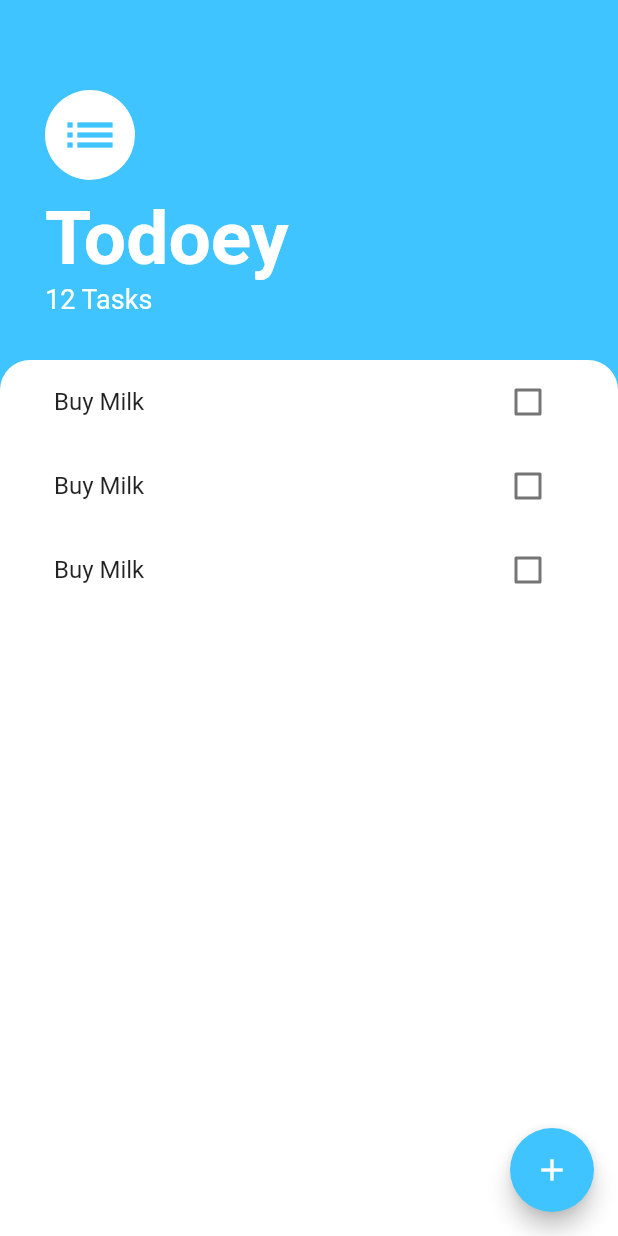
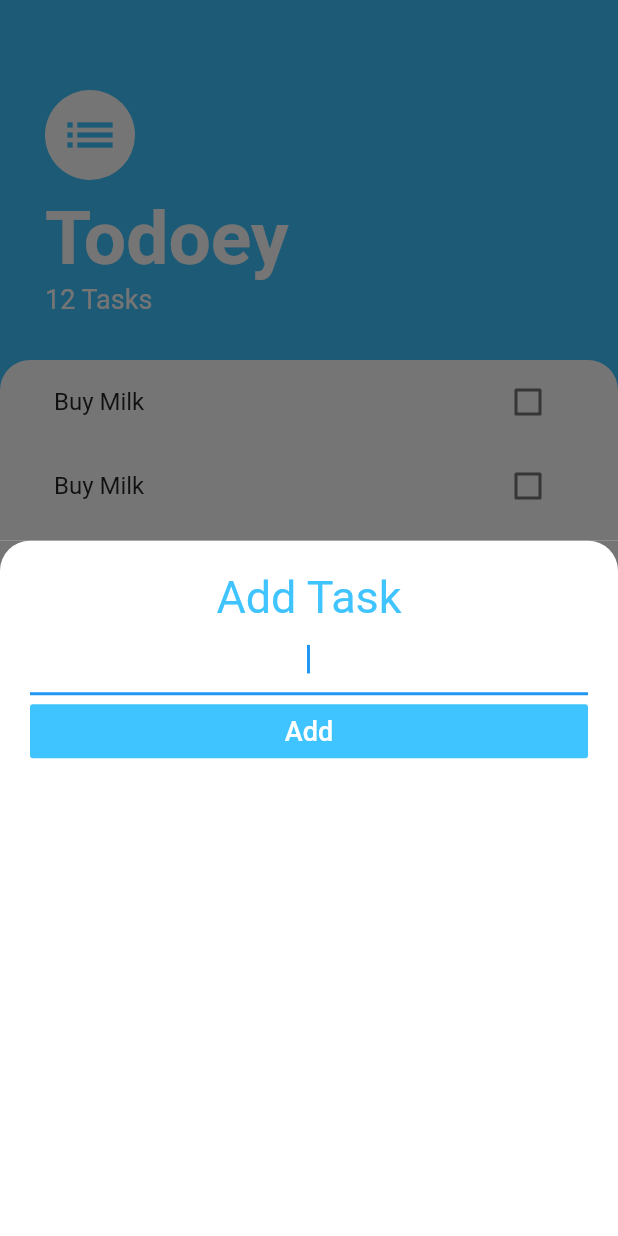
Before and after one commit to MtDeity/todoey_flutter, a Flutter app: the screen it shows after launch, after a tap on the "add" icon, on a phone screen of 412 x 824 dp. Run offline on Flutter 3.47's test engine with Material 2 defaults, Android fonts, the phone set to English and light mode, and no system bars.

```diff
--- /dev/null
+++ b/lib/screens/add_task_screen.dart
@@ -0,0 +1,50 @@
+import 'package:flutter/material.dart';
+
+class AddTaskScreen extends StatelessWidget {
+  @override
+  Widget build(BuildContext context) {
+    return Container(
+      color: Color(0xFF757575),
+      child: Container(
+        decoration: BoxDecoration(
+          color: Colors.white,
+          borderRadius: BorderRadius.only(
+            topLeft: Radius.circular(20.0),
+            topRight: Radius.circular(20.0),
+          ),
+        ),
+        child: Padding(
+          padding: EdgeInsets.all(20.0),
+          child: Column(
+            crossAxisAlignment: CrossAxisAlignment.stretch,
+            children: <Widget>[
+              Text(
+                'Add Task',
+                textAlign: TextAlign.center,
+                style: TextStyle(
+                  color: Colors.lightBlueAccent,
+                  fontSize: 30.0,
+                ),
+              ),
+              TextField(
+                autofocus: true,
+                textAlign: TextAlign.center,
+              ),
+              FlatButton(
+                onPressed: () {},
+                color: Colors.lightBlueAccent,
+                child: Text(
+                  'Add',
+                  style: TextStyle(
+                    color: Colors.white,
+                    fontSize: 18.0,
+                  ),
+                ),
+              ),
+            ],
+          ),
+        ),
+      ),
+    );
+  }
+}
--- a/lib/screens/tasks_screen.dart
+++ b/lib/screens/tasks_screen.dart
@@ -1,4 +1,5 @@
 import 'package:flutter/material.dart';
+import 'package:todoey_flutter/screens/add_task_screen.dart';
 import 'package:todoey_flutter/widgets/tasks_list.dart';
 
 class TasksScreen extends StatelessWidget {
@@ -7,7 +8,12 @@ class TasksScreen extends StatelessWidget {
     return Scaffold(
       backgroundColor: Colors.lightBlueAccent,
       floatingActionButton: FloatingActionButton(
-        onPressed: () {},
+        onPressed: () {
+          showModalBottomSheet(
+            context: context,
+            builder: (context) => AddTaskScreen(),
+          );
+        },
         child: Icon(Icons.add),
         backgroundColor: Colors.lightBlueAccent,
       ),
```
